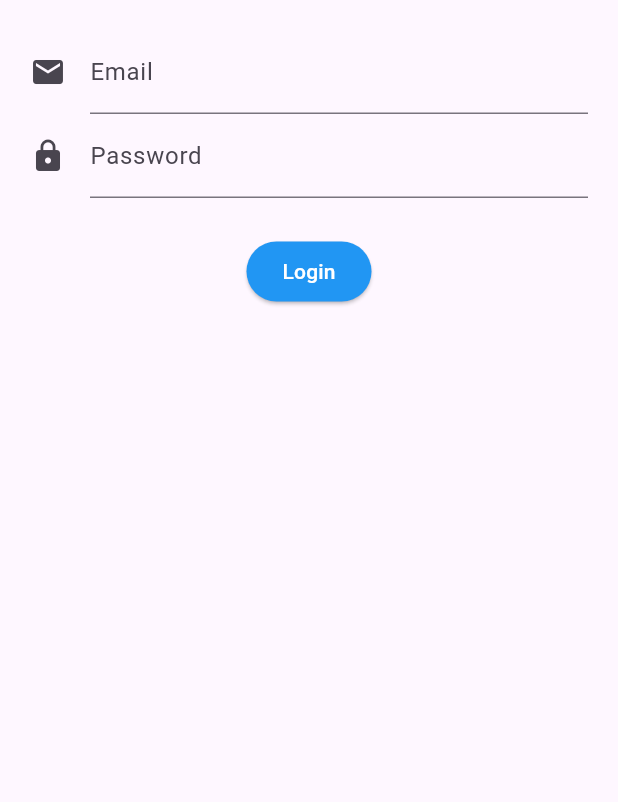
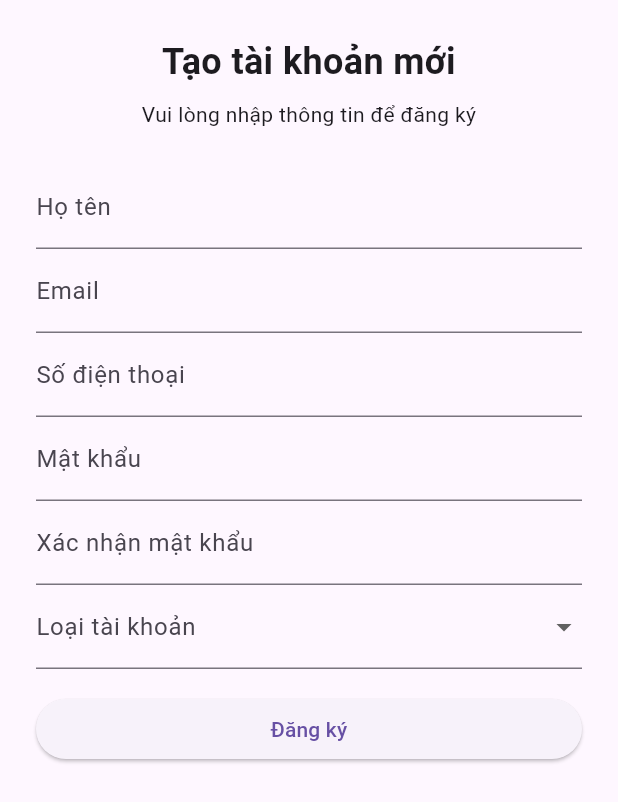
Before and after one commit to tanh11704/event-management-mobile, a Flutter app: the screen it shows after launch, on a phone screen of 412 x 824 dp. Shown: the top 802 px of the screen. Run offline on Flutter 3.47's test engine with Material 3 defaults, Android fonts, the phone set to English and light mode, and no system bars; our stand-ins replace bloc, dio, equatable, flutter_bloc, flutter_dotenv.

Commit message:
feat: Implement user registration feature with BLoC architecture
- Added RegisterRequestDto model for registration data handling.
- Created AuthRepository interface and its implementation for API calls.
- Developed RegisterBloc to manage registration state and events.
- Implemented RegisterScreen with form validation and submission.
- Added UI components for registration including header, form, and account type selection.
- Integrated Dio for HTTP requests and dotenv for environment variables.
- Updated main.dart to load environment variables.
- Refactored dependencies in pubspec.yaml for secure storage and other packages.

```diff
--- /dev/null
+++ b/lib/core/config/environtment.dart
@@ -0,0 +1,7 @@
+import 'package:flutter_dotenv/flutter_dotenv.dart';
+
+class Environment {
+  static String get baseUrl {
+    return dotenv.env['BASE_URL'] ?? 'https://api.fallback.com';
+  }
+}
--- /dev/null
+++ b/lib/features/auth/data/models/register_request_dto.dart
@@ -0,0 +1,38 @@
+import 'package:json_annotation/json_annotation.dart';
+
+part 'register_request_dto.g.dart';
+
+@JsonSerializable()
+class RegisterRequestDto {
+  RegisterRequestDto({
+    required this.name,
+    required this.email,
+    required this.phoneNumber,
+    required this.password,
+    required this.confirmPassword,
+    this.unitId,
+  });
+
+  factory RegisterRequestDto.fromJson(Map<String, dynamic> json) =>
+      _$RegisterRequestDtoFromJson(json);
+
+  @JsonKey(name: 'name')
+  final String name;
+
+  @JsonKey(name: 'email')
+  final String email;
+
+  @JsonKey(name: 'phone_number')
+  final String phoneNumber;
+
+  @JsonKey(name: 'password')
+  final String password;
+
+  @JsonKey(name: 'confirm_password')
+  final String confirmPassword;
+
+  @JsonKey(name: 'unit_id')
+  final int? unitId;
+
+  Map<String, dynamic> toJson() => _$RegisterRequestDtoToJson(this);
+}
--- /dev/null
+++ b/lib/features/auth/data/repository/auth_repository_impl.dart
@@ -0,0 +1,23 @@
+import 'package:dio/dio.dart';
+import 'package:event_management/core/config/environtment.dart';
+import 'package:event_management/features/auth/data/models/register_request_dto.dart';
+import 'package:event_management/features/auth/domain/repository/auth_repository.dart';
+
+class AuthRepositoryImpl implements AuthRepository {
+  AuthRepositoryImpl(this.dio) {
+    dio.options.baseUrl = Environment.baseUrl;
+  }
+  final Dio dio;
+
+  @override
+  Future<Map<String, dynamic>> register(
+    RegisterRequestDto registerRequestDto,
+  ) async {
+    final response = await dio.post<Map<String, dynamic>>(
+      '/auth/register',
+      data: registerRequestDto.toJson(),
+    );
+
+    return response.data!;
+  }
+}
--- /dev/null
+++ b/lib/features/auth/domain/repository/auth_repository.dart
@@ -0,0 +1,5 @@
+import 'package:event_management/features/auth/data/models/register_request_dto.dart';
+
+abstract class AuthRepository {
+  Future<Map<String, dynamic>?> register(RegisterRequestDto registerRequestDto);
+}
--- /dev/null
+++ b/lib/features/auth/presentation/bloc/register_event.dart
@@ -0,0 +1,35 @@
+import 'package:equatable/equatable.dart';
+
+abstract class RegisterEvent extends Equatable {
+  const RegisterEvent();
+
+  @override
+  List<Object?> get props => [];
+}
+
+class RegisterSubmitted extends RegisterEvent {
+  const RegisterSubmitted({
+    required this.name,
+    required this.email,
+    required this.phoneNumber,
+    required this.password,
+    required this.confirmPassword,
+    this.unitId,
+  });
+  final String name;
+  final String email;
+  final String phoneNumber;
+  final String password;
+  final String confirmPassword;
+  final int? unitId;
+
+  @override
+  List<Object?> get props => [
+    name,
+    email,
+    phoneNumber,
+    password,
+    confirmPassword,
+    unitId,
+  ];
+}
--- /dev/null
+++ b/lib/features/auth/presentation/bloc/register_state.dart
@@ -0,0 +1,22 @@
+import 'package:equatable/equatable.dart';
+
+abstract class RegisterState extends Equatable {
+  const RegisterState();
+
+  @override
+  List<Object?> get props => [];
+}
+
+class RegisterInitial extends RegisterState {}
+
+class RegisterLoading extends RegisterState {}
+
+class RegisterSuccess extends RegisterState {}
+
+class RegisterFailure extends RegisterState {
+  const RegisterFailure(this.message);
+  final String message;
+
+  @override
+  List<Object?> get props => [message];
+}
--- a/lib/features/auth/presentation/pages/register_screen.dart
+++ b/lib/features/auth/presentation/pages/register_screen.dart
@@ -1,49 +1,26 @@
+import 'package:dio/dio.dart';
+import 'package:event_management/features/auth/data/repository/auth_repository_impl.dart';
+import 'package:event_management/features/auth/presentation/bloc/register_bloc.dart';
+import 'package:event_management/features/auth/presentation/widgets/register_form.dart';
+import 'package:event_management/features/auth/presentation/widgets/register_header.dart';
 import 'package:flutter/material.dart';
+import 'package:flutter_bloc/flutter_bloc.dart';
 
 class RegisterScreen extends StatelessWidget {
   const RegisterScreen({super.key});
 
   @override
   Widget build(BuildContext context) {
-    return Container(
-      margin: const EdgeInsets.all(20),
-      child: Column(
-        children: [
-          emailField(),
-          passwordField(),
-          Container(margin: const EdgeInsets.only(top: 25)),
-          submitButton(),
-        ],
+    return BlocProvider(
+      create: (_) => RegisterBloc(AuthRepositoryImpl(Dio())),
+      child: const Scaffold(
+        body: Padding(
+          padding: EdgeInsets.all(24),
+          child: Column(
+            children: [RegisterHeader(), SizedBox(height: 24), RegisterForm()],
+          ),
+        ),
       ),
     );
   }
-
-  Widget emailField() {
-    return const TextField(
-      keyboardType: TextInputType.emailAddress,
-      decoration: InputDecoration(icon: Icon(Icons.email), labelText: 'Email'),
-    );
-  }
-
-  Widget passwordField() {
-    return const TextField(
-      obscureText: true,
-      keyboardType: TextInputType.visiblePassword,
-      decoration: InputDecoration(
-        icon: Icon(Icons.lock),
-        labelText: 'Password',
-      ),
-    );
-  }
-
-  Widget submitButton() {
-    return ElevatedButton(
-      onPressed: () {},
-      style: ElevatedButton.styleFrom(
-        backgroundColor: Colors.blue, // Màu nền nút
-        foregroundColor: Colors.white, // Màu chữ
-      ),
-      child: const Text('Login'),
-    );
-  }
 }
--- /dev/null
+++ b/lib/features/auth/presentation/widgets/register_form.dart
@@ -0,0 +1,130 @@
+import 'package:event_management/features/auth/presentation/bloc/register_bloc.dart';
+import 'package:event_management/features/auth/presentation/bloc/register_event.dart';
+import 'package:event_management/features/auth/presentation/bloc/register_state.dart';
+import 'package:flutter/material.dart';
+import 'package:flutter_bloc/flutter_bloc.dart';
+
+class RegisterForm extends StatefulWidget {
+  const RegisterForm({super.key});
+
+  @override
+  State<RegisterForm> createState() => _RegisterFormState();
+}
+
+class _RegisterFormState extends State<RegisterForm> {
+  final _formKey = GlobalKey<FormState>();
+  String? name;
+  String? email;
+  String? phoneNumber;
+  String? password;
+  String? confirmPassword;
+  String? accountType;
+  int? unitId;
+
+  @override
+  Widget build(BuildContext context) {
+    return BlocConsumer<RegisterBloc, RegisterState>(
+      listener: (context, state) {
+        if (state is RegisterSuccess) {
+          ScaffoldMessenger.of(
+            context,
+          ).showSnackBar(const SnackBar(content: Text('Đăng ký thành công!')));
+        }
+        if (state is RegisterFailure) {
+          ScaffoldMessenger.of(
+            context,
+          ).showSnackBar(SnackBar(content: Text(state.message)));
+        }
+      },
+      builder: (context, state) {
+        final isLoading = state is RegisterLoading;
+        return Form(
+          key: _formKey,
+          child: Column(
+            children: [
+              TextFormField(
+                decoration: const InputDecoration(labelText: 'Họ tên'),
+                onSaved: (v) => name = v,
+                validator: (v) => v == null || v.isEmpty ? 'Bắt buộc' : null,
+              ),
+              TextFormField(
+                decoration: const InputDecoration(labelText: 'Email'),
+                onSaved: (v) => email = v,
+                validator: (v) => v == null || v.isEmpty ? 'Bắt buộc' : null,
+              ),
+              TextFormField(
+                decoration: const InputDecoration(labelText: 'Số điện thoại'),
+                onSaved: (v) => phoneNumber = v,
+                validator: (v) => v == null || v.isEmpty ? 'Bắt buộc' : null,
+              ),
+              TextFormField(
+                decoration: const InputDecoration(labelText: 'Mật khẩu'),
+                obscureText: true,
+                onSaved: (v) => password = v,
+                validator: (v) => v == null || v.isEmpty ? 'Bắt buộc' : null,
+              ),
+              TextFormField(
+                decoration: const InputDecoration(
+                  labelText: 'Xác nhận mật khẩu',
+                ),
+                obscureText: true,
+                onSaved: (v) => confirmPassword = v,
+                validator: (v) => v == null || v.isEmpty ? 'Bắt buộc' : null,
+              ),
+              DropdownButtonFormField<String>(
+                decoration: const InputDecoration(labelText: 'Loại tài khoản'),
+                initialValue: accountType,
+                items: const [
+                  DropdownMenuItem(
+                    value: 'sponsor',
+                    child: Text('Nhà tài trợ'),
+                  ),
+                  DropdownMenuItem(value: 'student', child: Text('Sinh viên')),
+                  DropdownMenuItem(value: 'teacher', child: Text('Giáo viên')),
+                ],
+                onChanged: (value) => setState(() => accountType = value),
+                validator: (v) => v == null ? 'Bắt buộc' : null,
+              ),
+              if (accountType != null)
+                DropdownButtonFormField<int>(
+                  decoration: const InputDecoration(labelText: 'Đơn vị / Lớp'),
+                  initialValue: unitId,
+                  items: const [
+                    DropdownMenuItem(value: 3, child: Text('HLE')),
+                    DropdownMenuItem(value: 4, child: Text('KMA')),
+                  ],
+                  onChanged: (value) => setState(() => unitId = value),
+                ),
+              const SizedBox(height: 16),
+              SizedBox(
+                width: double.infinity,
+                child: ElevatedButton(
+                  onPressed: isLoading
+                      ? null
+                      : () {
+                          if (_formKey.currentState!.validate()) {
+                            _formKey.currentState!.save();
+                            context.read<RegisterBloc>().add(
+                              RegisterSubmitted(
+                                name: name!,
+                                email: email!,
+                                phoneNumber: phoneNumber!,
+                                password: password!,
+                                confirmPassword: confirmPassword!,
+                                unitId: unitId,
+                              ),
+                            );
+                          }
+                        },
+                  child: isLoading
+                      ? const CircularProgressIndicator()
+                      : const Text('Đăng ký'),
+                ),
+              ),
+            ],
+          ),
+        );
+      },
+    );
+  }
+}
--- /dev/null
+++ b/lib/features/auth/presentation/widgets/register_header.dart
@@ -0,0 +1,20 @@
+import 'package:flutter/material.dart';
+
+class RegisterHeader extends StatelessWidget {
+  const RegisterHeader({super.key});
+
+  @override
+  Widget build(BuildContext context) {
+    return const Column(
+      children: [
+        Text(
+          'Tạo tài khoản mới',
+          style: TextStyle(fontSize: 24, fontWeight: FontWeight.bold),
+          textAlign: TextAlign.center,
+        ),
+        SizedBox(height: 8),
+        Text('Vui lòng nhập thông tin để đăng ký', textAlign: TextAlign.center),
+      ],
+    );
+  }
+}
--- a/pubspec.yaml
+++ b/pubspec.yaml
@@ -17,12 +17,12 @@ dependencies:
   flutter_dotenv: ^6.0.0
   flutter_localizations:
     sdk: flutter
-  flutter_secure_storage: ^4.2.1
+  flutter_secure_storage: ^9.0.0
   freezed_annotation: ^3.1.0
   get_it: ^8.2.0
   go_router: ^16.2.4
   json_annotation: ^4.9.0
-  logger: ^2.6.1
+  logger: ^2.6.2
   package_info_plus: ^9.0.0
   retrofit: ^4.7.3
   shared_preferences: ^2.5.3
@@ -41,6 +41,8 @@ dev_dependencies:
 
 flutter:
   uses-material-design: true
+  assets:
+    - .env
 
 fonts:
   - family: Inter
```
Also changed, not shown: lib/features/auth/presentation/bloc/register_bloc.dart (added, +34 -0 lines), lib/features/auth/presentation/widgets/register_account_typefield.dart (added, +25 -0 lines), lib/features/auth/presentation/widgets/register_submit_button.dart (added, +14 -0 lines), lib/features/auth/presentation/widgets/register_unit_field.dart (added, +24 -0 lines), lib/main.dart (+6 -2 lines), lib/presentation/features/auth/widgets/change_password_card.dart (deleted, +0 -37 lines), lib/presentation/features/auth/widgets/change_password_form.dart (deleted, +0 -107 lines), lib/presentation/features/auth/widgets/change_password_header.dart (deleted, +0 -31 lines), lib/features/auth/data/models/register_request_dto.g.dart (added), lib/features/auth/pages/change_password_sceen.dart (renamed from lib/features/auth/presentation/pages/change_password_sceen.dart), pubspec.lock, 7 other files.
